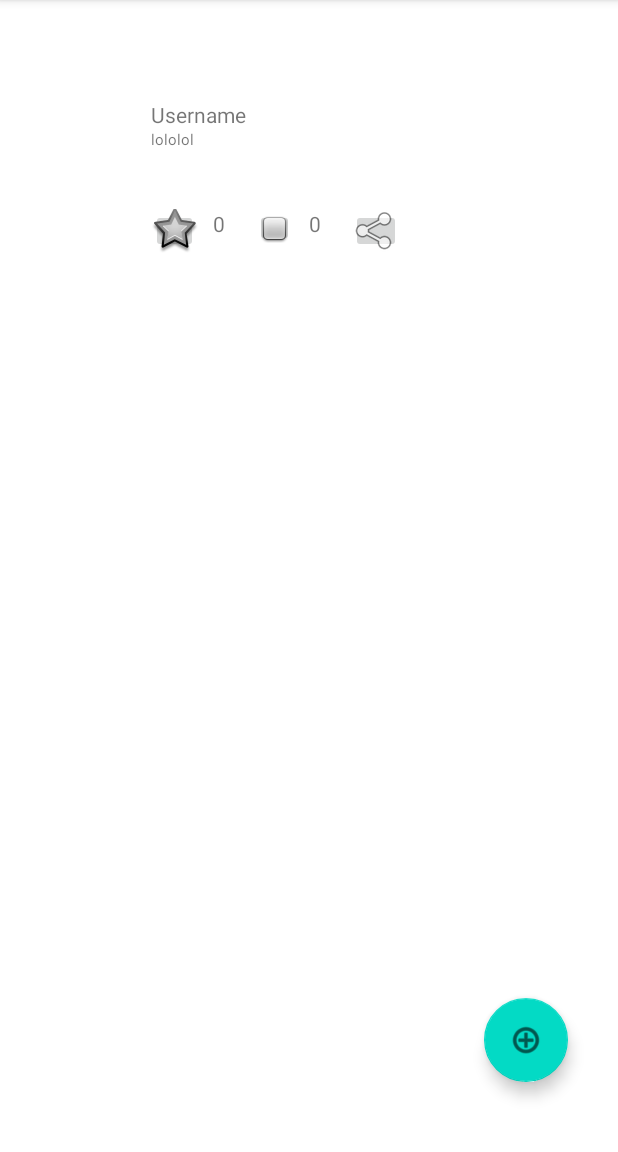
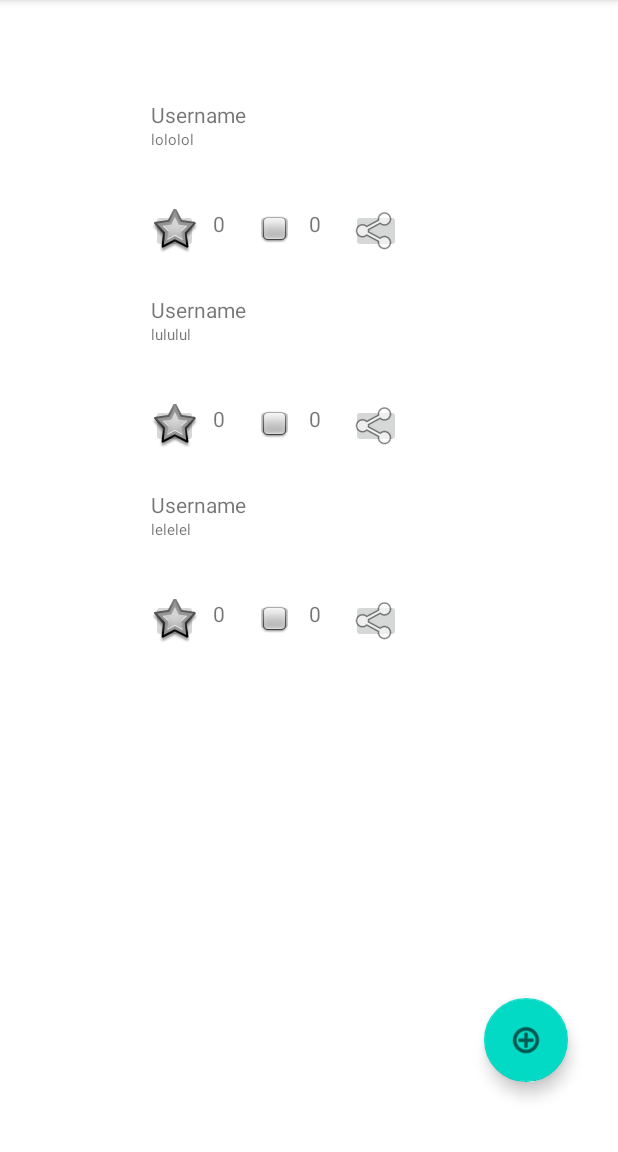
Before and after one commit to NJuGau/KitaBercerita, an Android app: the HomeActivity screen opened directly, with no data from a screen before it, on a phone screen of 412 x 824 dp, the part 84-1236 px from its top. Run offline under Robolectric (Android 15) with nearby library versions, the phone set to English and light mode, and no system bars.

Commit message:
fix recycler view for home page

```diff
--- a/app/src/main/AndroidManifest.xml
+++ b/app/src/main/AndroidManifest.xml
@@ -17,9 +17,6 @@
             android:exported="false" />
         <activity
             android:name=".SearchPostActivity"
-            android:exported="false" />
-        <activity
-            android:name=".PostAdapter"
             android:exported="false" />
         <activity
             android:name=".EditProfileActivity"
--- a/app/src/main/res/layout/activity_post_adapter.xml
+++ b/app/src/main/res/layout/activity_post_adapter.xml
@@ -2,8 +2,8 @@
 <androidx.constraintlayout.widget.ConstraintLayout xmlns:android="http://schemas.android.com/apk/res/android"
     xmlns:app="http://schemas.android.com/apk/res-auto"
     xmlns:tools="http://schemas.android.com/tools"
-    android:layout_width="match_parent"
-    android:layout_height="match_parent"
+    android:layout_width="wrap_content"
+    android:layout_height="wrap_content"
     tools:context=".adapter.PostAdapter">
 
 
```
